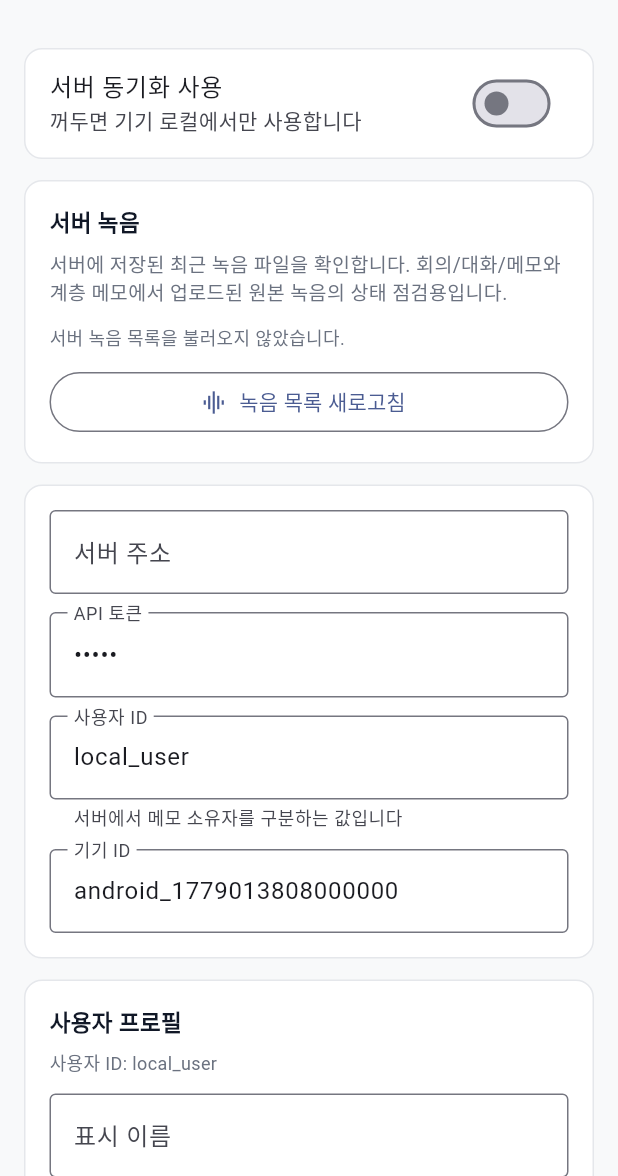
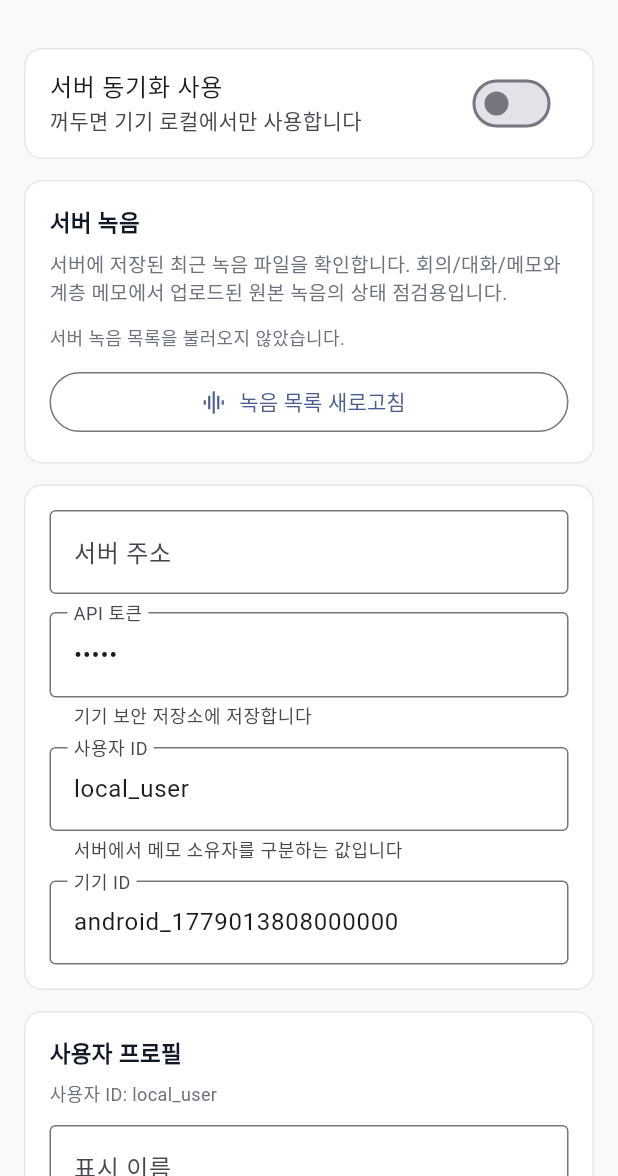
Before and after one commit to cyhuh428-sinsan/Now, a Flutter app: the ServerSettingsPage screen opened by its route, on a phone screen of 412 x 824 dp, the part 60-1236 px from its top. Run offline on Flutter 3.47's test engine with Material 3 defaults, Android fonts, the light colour scheme and no system bars; our stand-ins replace dio, drift, drift_flutter, file_picker, flutter_local_notifications, flutter_riverpod and 12 more; missing offline and left inert: device_calendar, flutter_sound, health; accounts and stored records are empty; generated files the repository leaves out were written again.

Commit message:
docs: clarify server token storage guidance

```diff
--- a/now_app/lib/features/settings/server_settings_page.dart
+++ b/now_app/lib/features/settings/server_settings_page.dart
@@ -474,6 +474,7 @@ class _ServerSettingsPageState extends ConsumerState<ServerSettingsPage> {
                     decoration: const InputDecoration(
                       labelText: 'API 토큰',
                       hintText: '서버 NOW_API_TOKEN 값',
+                      helperText: '기기 보안 저장소에 저장합니다',
                       border: OutlineInputBorder(),
                     ),
                   ),
--- a/now_app/lib/services/server_sync_service.dart
+++ b/now_app/lib/services/server_sync_service.dart
@@ -897,7 +897,7 @@ String _serverConnectionMessage(
   final twoFactorText = capabilities['two_factor_status'] == true
       ? '2단계 상태'
       : '2단계 미확인';
-  final authText = authRequired ? '토큰 필요' : '토큰 없음';
+  final authText = authRequired ? '토큰 필요' : '토큰 선택';
   return [
     '$name 연결됨',
     authText,
```
Also changed, not shown: 3 other files.
